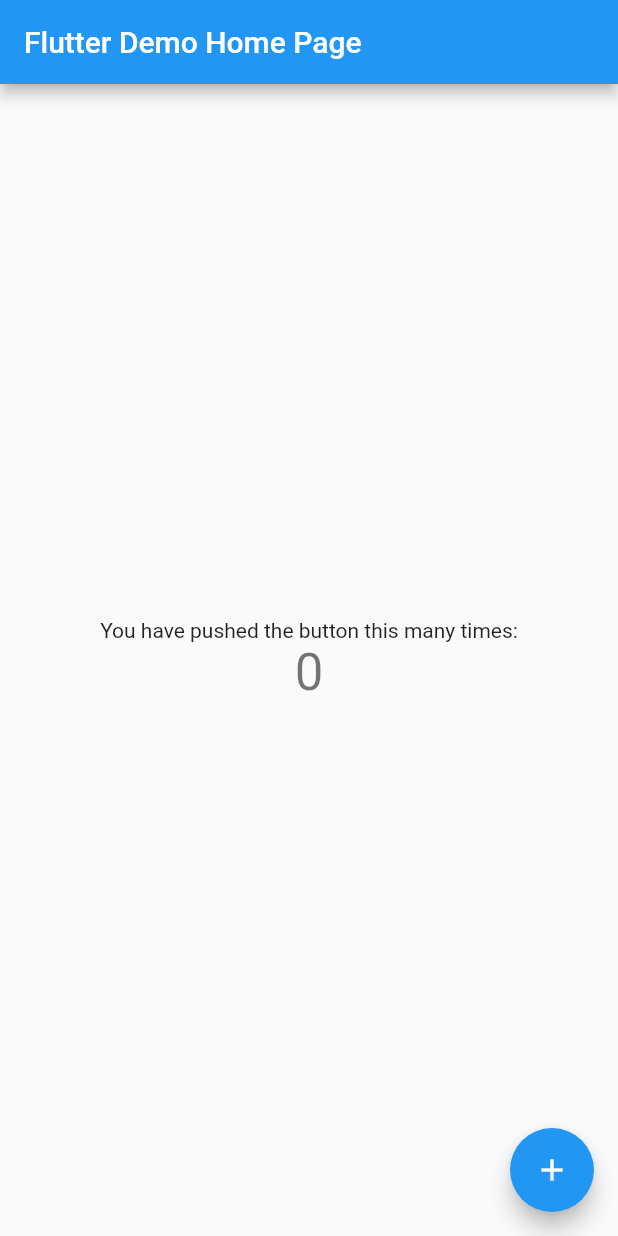
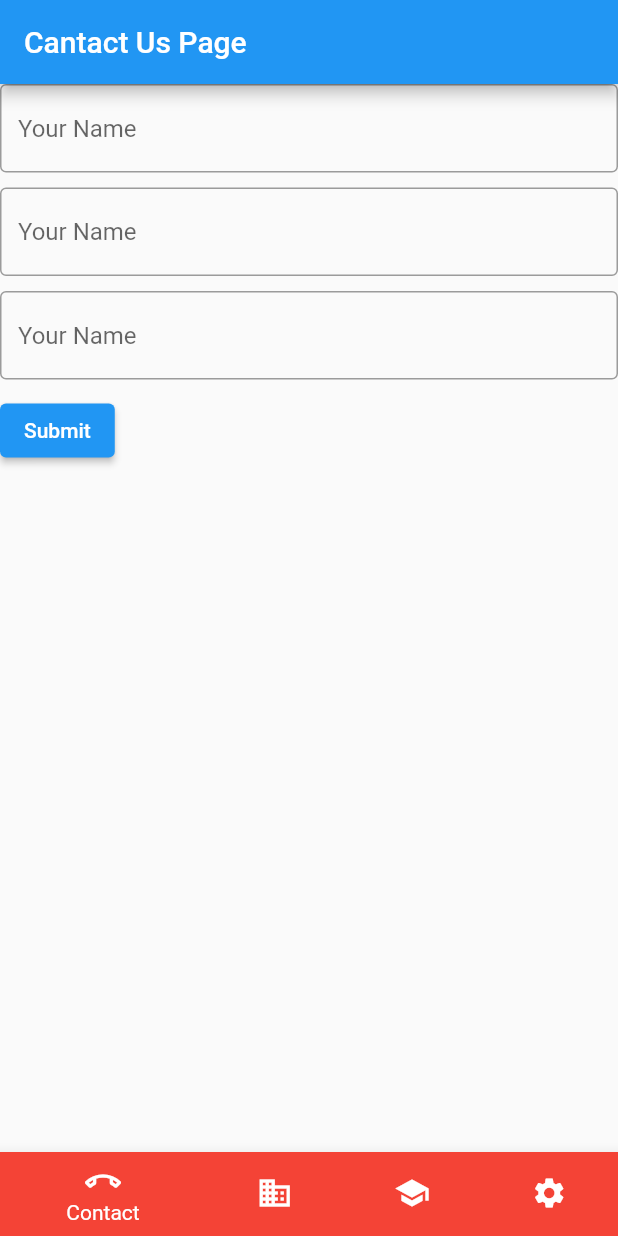
Before and after one commit to LOREYLOLIM/lorex_system, a Flutter app: the screen it shows after launch, on a phone screen of 412 x 824 dp. Run offline on Flutter 3.47's test engine with Material 2 defaults, Android fonts, the phone set to English and light mode, and no system bars.

Commit message:
new commit

```diff
--- a/mobile/lib/main.dart
+++ b/mobile/lib/main.dart
@@ -1,4 +1,5 @@
 import 'package:flutter/material.dart';
+import 'package:mobile/views/bottom_nav.dart';
 
 void main() {
   runApp(const MyApp());
@@ -11,6 +12,7 @@ class MyApp extends StatelessWidget {
   @override
   Widget build(BuildContext context) {
     return MaterialApp(
+      debugShowCheckedModeBanner: false,
       title: 'Flutter Demo',
       theme: ThemeData(
         // This is the theme of your application.
@@ -24,92 +26,7 @@ class MyApp extends StatelessWidget {
         // is not restarted.
         primarySwatch: Colors.blue,
       ),
-      home: const MyHomePage(title: 'Flutter Demo Home Page'),
+      home: BottomNav(),
     );
   }
 }
-
-class MyHomePage extends StatefulWidget {
-  const MyHomePage({super.key, required this.title});
-
-  // This widget is the home page of your application. It is stateful, meaning
-  // that it has a State object (defined below) that contains fields that affect
-  // how it looks.
-
-  // This class is the configuration for the state. It holds the values (in this
-  // case the title) provided by the parent (in this case the App widget) and
-  // used by the build method of the State. Fields in a Widget subclass are
-  // always marked "final".
-
-  final String title;
-
-  @override
-  State<MyHomePage> createState() => _MyHomePageState();
-}
-
-class _MyHomePageState extends State<MyHomePage> {
-  int _counter = 0;
-
-  void _incrementCounter() {
-    setState(() {
-      // This call to setState tells the Flutter framework that something has
-      // changed in this State, which causes it to rerun the build method below
-      // so that the display can reflect the updated values. If we changed
-      // _counter without calling setState(), then the build method would not be
-      // called again, and so nothing would appear to happen.
-      _counter++;
-    });
-  }
-
-  @override
-  Widget build(BuildContext context) {
-    // This method is rerun every time setState is called, for instance as done
-    // by the _incrementCounter method above.
-    //
-    // The Flutter framework has been optimized to make rerunning build methods
-    // fast, so that you can just rebuild anything that needs updating rather
-    // than having to individually change instances of widgets.
-    return Scaffold(
-      appBar: AppBar(
-        // Here we take the value from the MyHomePage object that was created by
-        // the App.build method, and use it to set our appbar title.
-        title: Text(widget.title),
-      ),
-      body: Center(
-        // Center is a layout widget. It takes a single child and positions it
-        // in the middle of the parent.
-        child: Column(
-          // Column is also a layout widget. It takes a list of children and
-          // arranges them vertically. By default, it sizes itself to fit its
-          // children horizontally, and tries to be as tall as its parent.
-          //
-          // Invoke "debug painting" (press "p" in the console, choose the
-          // "Toggle Debug Paint" action from the Flutter Inspector in Android
-          // Studio, or the "Toggle Debug Paint" command in Visual Studio Code)
-          // to see the wireframe for each widget.
-          //
-          // Column has various properties to control how it sizes itself and
-          // how it positions its children. Here we use mainAxisAlignment to
-          // center the children vertically; the main axis here is the vertical
-          // axis because Columns are vertical (the cross axis would be
-          // horizontal).
-          mainAxisAlignment: MainAxisAlignment.center,
-          children: <Widget>[
-            const Text(
-              'You have pushed the button this many times:',
-            ),
-            Text(
-              '$_counter',
-              style: Theme.of(context).textTheme.headlineMedium,
-            ),
-          ],
-        ),
-      ),
-      floatingActionButton: FloatingActionButton(
-        onPressed: _incrementCounter,
-        tooltip: 'Increment',
-        child: const Icon(Icons.add),
-      ), // This trailing comma makes auto-formatting nicer for build methods.
-    );
-  }
-}
--- /dev/null
+++ b/mobile/lib/views/bottom_nav.dart
@@ -0,0 +1,58 @@
+import 'package:flutter/material.dart';
+import 'package:mobile/views/contact.dart';
+import 'package:mobile/views/home.dart';
+import 'package:mobile/views/profile.dart';
+import 'package:mobile/views/settings.dart';
+
+class BottomNav extends StatefulWidget {
+  const BottomNav({super.key});
+
+  @override
+  State<BottomNav> createState() => _BottomNavState();
+}
+
+class _BottomNavState extends State<BottomNav> {
+  int currentIndex = 0;
+  final screen = [
+    ContactPage(),
+    HomePage(),
+    ProfilePage(),
+    SettingsPage(),
+  ];
+  @override
+  Widget build(BuildContext context) {
+    return Scaffold(
+      body: screen[currentIndex],
+      bottomNavigationBar: BottomNavigationBar(
+        currentIndex: currentIndex,
+        onTap: (index) {
+          setState(() {
+            currentIndex = index;
+          });
+        },
+        items: const <BottomNavigationBarItem>[
+          BottomNavigationBarItem(
+            icon: Icon(Icons.call_end_outlined),
+            label: 'Contact',
+            backgroundColor: Colors.red,
+          ),
+          BottomNavigationBarItem(
+            icon: Icon(Icons.business),
+            label: 'Business',
+            backgroundColor: Colors.green,
+          ),
+          BottomNavigationBarItem(
+            icon: Icon(Icons.school),
+            label: 'School',
+            backgroundColor: Colors.purple,
+          ),
+          BottomNavigationBarItem(
+            icon: Icon(Icons.settings),
+            label: 'Settings',
+            backgroundColor: Colors.pink,
+          ),
+        ],
+      ),
+    );
+  }
+}
--- a/mobile/lib/views/contact.dart
+++ b/mobile/lib/views/contact.dart
@@ -0,0 +1,55 @@
+import 'package:flutter/material.dart';
+
+class ContactPage extends StatefulWidget {
+  const ContactPage({super.key});
+
+  @override
+  State<ContactPage> createState() => _ContactPageState();
+}
+
+class _ContactPageState extends State<ContactPage> {
+  @override
+  Widget build(BuildContext context) {
+    return Scaffold(
+      appBar: AppBar(
+        title: Text('Cantact Us Page'),
+      ),
+      body: Container(
+        child: Column(
+          mainAxisAlignment: MainAxisAlignment.start,
+          crossAxisAlignment: CrossAxisAlignment.start,
+          children: [
+            TextField(
+              decoration: InputDecoration(
+                border: OutlineInputBorder(),
+                hintText: 'Your Name',
+              ),
+            ),
+            SizedBox(
+              height: 10,
+            ),
+            TextField(
+              decoration: InputDecoration(
+                border: OutlineInputBorder(),
+                hintText: 'Your Name',
+              ),
+            ),
+            SizedBox(
+              height: 10,
+            ),
+            TextField(
+              decoration: InputDecoration(
+                border: OutlineInputBorder(),
+                hintText: 'Your Name',
+              ),
+            ),
+            SizedBox(
+              height: 10,
+            ),
+            ElevatedButton(onPressed: () {}, child: Text('Submit'))
+          ],
+        ),
+      ),
+    );
+  }
+}
--- a/mobile/lib/views/home.dart
+++ b/mobile/lib/views/home.dart
@@ -0,0 +1,17 @@
+import 'package:flutter/material.dart';
+
+class HomePage extends StatefulWidget {
+  const HomePage({super.key});
+
+  @override
+  State<HomePage> createState() => _HomePageState();
+}
+
+class _HomePageState extends State<HomePage> {
+  @override
+  Widget build(BuildContext context) {
+    return Scaffold(
+      appBar: AppBar(),
+    );
+  }
+}
--- a/mobile/lib/views/profile.dart
+++ b/mobile/lib/views/profile.dart
@@ -0,0 +1,17 @@
+import 'package:flutter/material.dart';
+
+class ProfilePage extends StatefulWidget {
+  const ProfilePage({super.key});
+
+  @override
+  State<ProfilePage> createState() => _ProfilePageState();
+}
+
+class _ProfilePageState extends State<ProfilePage> {
+  @override
+  Widget build(BuildContext context) {
+    return Scaffold(
+      body: Text('Welcome Profile'),
+    );
+  }
+}
--- /dev/null
+++ b/mobile/lib/views/settings.dart
@@ -0,0 +1,17 @@
+import 'package:flutter/material.dart';
+
+class SettingsPage extends StatefulWidget {
+  const SettingsPage({super.key});
+
+  @override
+  State<SettingsPage> createState() => _SettingsPageState();
+}
+
+class _SettingsPageState extends State<SettingsPage> {
+  @override
+  Widget build(BuildContext context) {
+    return Scaffold(
+      body: Text('Welcome Testing'),
+    );
+  }
+}
```
